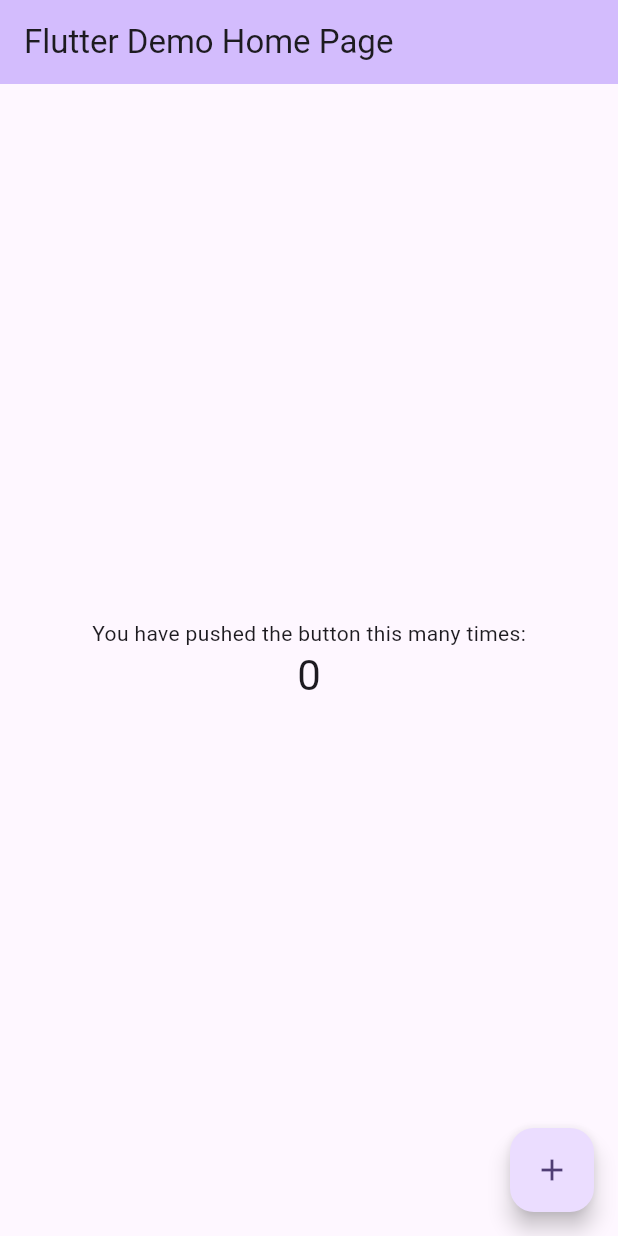
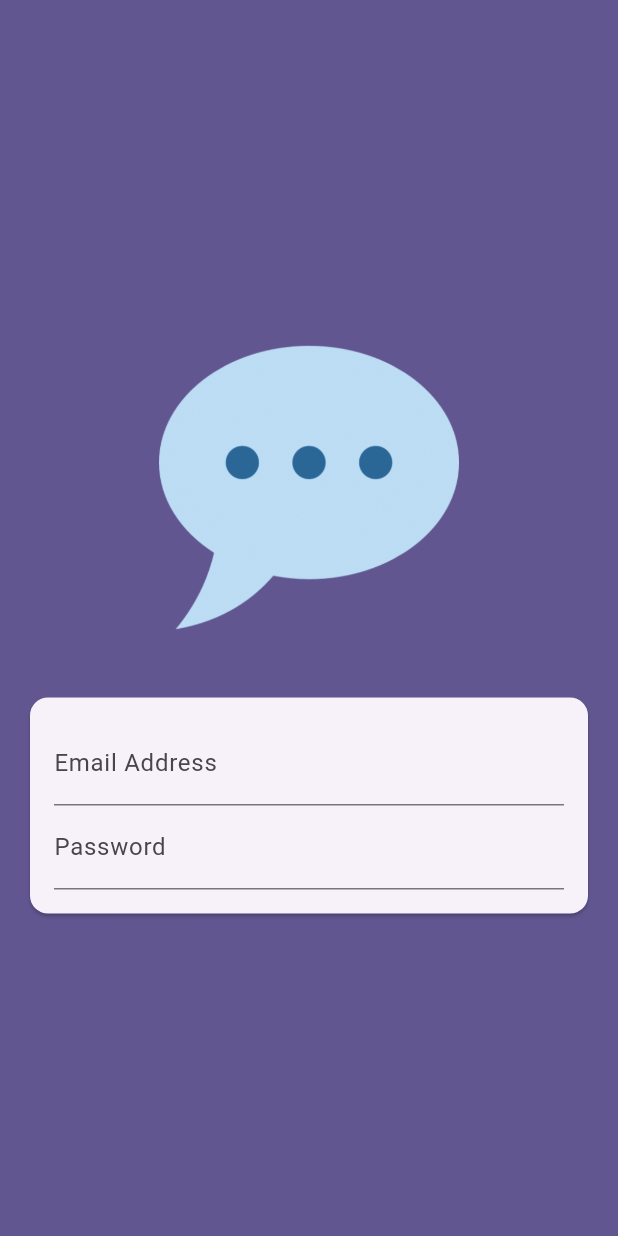
Before and after one commit to denickman/ChatApp, a Flutter app: the screen it shows after launch, on a phone screen of 412 x 824 dp. Run offline on Flutter 3.47's test engine with Material 3 defaults, Android fonts, the phone set to English and light mode, and no system bars.

Commit message:
Add auth screen

```diff
--- a/lib/main.dart
+++ b/lib/main.dart
@@ -1,122 +1,23 @@
 import 'package:flutter/material.dart';
+import 'package:chatapp/screens/auth.dart';
 
 void main() {
-  runApp(const MyApp());
+  runApp(const App());
 }
 
-class MyApp extends StatelessWidget {
-  const MyApp({super.key});
+class App extends StatelessWidget {
+  const App({super.key});
 
-  // This widget is the root of your application.
   @override
   Widget build(BuildContext context) {
     return MaterialApp(
-      title: 'Flutter Demo',
-      theme: ThemeData(
-        // This is the theme of your application.
-        //
-        // TRY THIS: Try running your application with "flutter run". You'll see
-        // the application has a purple toolbar. Then, without quitting the app,
-        // try changing the seedColor in the colorScheme below to Colors.green
-        // and then invoke "hot reload" (save your changes or press the "hot
-        // reload" button in a Flutter-supported IDE, or press "r" if you used
-        // the command line to start the app).
-        //
-        // Notice that the counter didn't reset back to zero; the application
-        // state is not lost during the reload. To reset the state, use hot
-        // restart instead.
-        //
-        // This works for code too, not just values: Most code changes can be
-        // tested with just a hot reload.
-        colorScheme: ColorScheme.fromSeed(seedColor: Colors.deepPurple),
+      title: 'FlutterChat',
+      theme: ThemeData().copyWith(
+        useMaterial3: true,
+        colorScheme: ColorScheme.fromSeed(
+            seedColor: const Color.fromARGB(255, 63, 17, 177)),
       ),
-      home: const MyHomePage(title: 'Flutter Demo Home Page'),
+      home: const AuthScreen(),
     );
   }
 }
-
-class MyHomePage extends StatefulWidget {
-  const MyHomePage({super.key, required this.title});
-
-  // This widget is the home page of your application. It is stateful, meaning
-  // that it has a State object (defined below) that contains fields that affect
-  // how it looks.
-
-  // This class is the configuration for the state. It holds the values (in this
-  // case the title) provided by the parent (in this case the App widget) and
-  // used by the build method of the State. Fields in a Widget subclass are
-  // always marked "final".
-
-  final String title;
-
-  @override
-  State<MyHomePage> createState() => _MyHomePageState();
-}
-
-class _MyHomePageState extends State<MyHomePage> {
-  int _counter = 0;
-
-  void _incrementCounter() {
-    setState(() {
-      // This call to setState tells the Flutter framework that something has
-      // changed in this State, which causes it to rerun the build method below
-      // so that the display can reflect the updated values. If we changed
-      // _counter without calling setState(), then the build method would not be
-      // called again, and so nothing would appear to happen.
-      _counter++;
-    });
-  }
-
-  @override
-  Widget build(BuildContext context) {
-    // This method is rerun every time setState is called, for instance as done
-    // by the _incrementCounter method above.
-    //
-    // The Flutter framework has been optimized to make rerunning build methods
-    // fast, so that you can just rebuild anything that needs updating rather
-    // than having to individually change instances of widgets.
-    return Scaffold(
-      appBar: AppBar(
-        // TRY THIS: Try changing the color here to a specific color (to
-        // Colors.amber, perhaps?) and trigger a hot reload to see the AppBar
-        // change color while the other colors stay the same.
-        backgroundColor: Theme.of(context).colorScheme.inversePrimary,
-        // Here we take the value from the MyHomePage object that was created by
-        // the App.build method, and use it to set our appbar title.
-        title: Text(widget.title),
-      ),
-      body: Center(
-        // Center is a layout widget. It takes a single child and positions it
-        // in the middle of the parent.
-        child: Column(
-          // Column is also a layout widget. It takes a list of children and
-          // arranges them vertically. By default, it sizes itself to fit its
-          // children horizontally, and tries to be as tall as its parent.
-          //
-          // Column has various properties to control how it sizes itself and
-          // how it positions its children. Here we use mainAxisAlignment to
-          // center the children vertically; the main axis here is the vertical
-          // axis because Columns are vertical (the cross axis would be
-          // horizontal).
-          //
-          // TRY THIS: Invoke "debug painting" (choose the "Toggle Debug Paint"
-          // action in the IDE, or press "p" in the console), to see the
-          // wireframe for each widget.
-          mainAxisAlignment: MainAxisAlignment.center,
-          children: <Widget>[
-            const Text('You have pushed the button this many times:'),
-            Text(
-              '$_counter',
-              style: Theme.of(context).textTheme.headlineMedium,
-            ),
-          ],
-        ),
-      ),
-      floatingActionButton: FloatingActionButton(
-        onPressed: _incrementCounter,
-        tooltip: 'Increment',
-        child: const Icon(Icons.add),
-      ), // This trailing comma makes auto-formatting nicer for build methods.
-    );
-  }
-}
--- /dev/null
+++ b/lib/screens/auth.dart
@@ -0,0 +1,69 @@
+import 'package:flutter/material.dart';
+
+class AuthScreen extends StatefulWidget {
+  const AuthScreen({super.key});
+
+  @override
+  State<AuthScreen> createState() {
+    return _AuthScreenState();
+  }
+}
+
+class _AuthScreenState extends State<AuthScreen> {
+  @override
+  Widget build(BuildContext context) {
+    return Scaffold(
+      backgroundColor: Theme.of(context).colorScheme.primary,
+      body: Center(
+        child: SingleChildScrollView(
+          child: Column(
+            mainAxisAlignment: MainAxisAlignment.center,
+            children: [
+              Container(
+                margin: const EdgeInsets.only(
+                  top: 30,
+                  bottom: 20,
+                  left: 20,
+                  right: 20,
+                ),
+                width: 200,
+                child: Image.asset('assets/images/chat.png'),
+              ),
+
+              Card(
+                margin: const EdgeInsets.all(20),
+                child: SingleChildScrollView(
+                  child: Padding(
+                    padding: const EdgeInsets.all(16),
+                    child: Form(
+                      child: Column(
+                        mainAxisSize: MainAxisSize.min,
+                        children: [
+                          TextFormField(
+                            decoration: const InputDecoration(
+                              labelText: 'Email Address',
+                            ),
+                            keyboardType: TextInputType.emailAddress,
+                            autocorrect: false,
+                            textCapitalization: TextCapitalization.none,
+                          ),
+
+                          TextFormField(
+                            decoration: const InputDecoration(
+                              labelText: 'Password',
+                            ),
+                            obscureText: true,
+                          ),
+                        ],
+                      ),
+                    ),
+                  ),
+                ),
+              ),
+            ],
+          ),
+        ),
+      ),
+    );
+  }
+}
--- a/pubspec.yaml
+++ b/pubspec.yaml
@@ -58,8 +58,8 @@ flutter:
   uses-material-design: true
 
   # To add assets to your application, add an assets section, like this:
-  # assets:
-  #   - images/a_dot_burr.jpeg
+  assets:
+    - assets/images/chat.png
   #   - images/a_dot_ham.jpeg
 
   # An image asset can refer to one or more resolution-specific "variants", see
```
Also changed, not shown: assets/images/chat.png (added).
